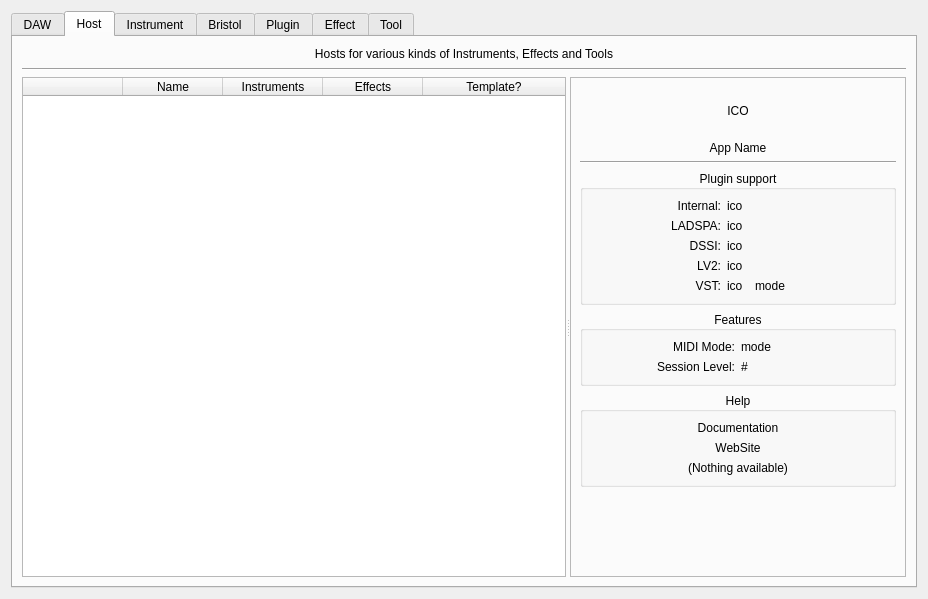
This is resources/ui/claudia_launcher.ui in pkrul/Cadence as Qt 5 draws it before an edit. The edited form follows.
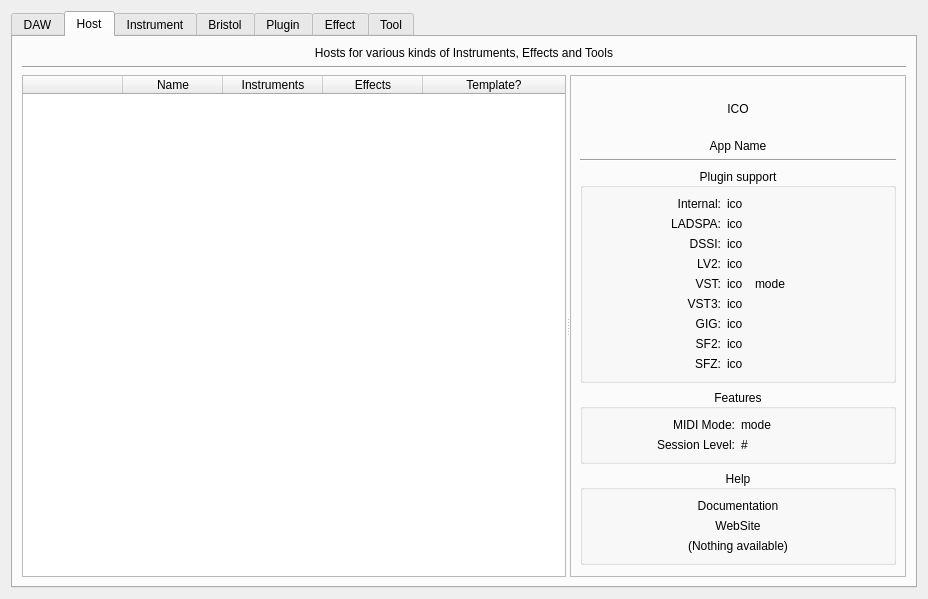
This is the edited form. The open tabs and pages were chosen to show the change.

Commit message: Added Qt labels in UI, fix claudia icon path

Diff of the .ui file:
```diff
--- a/resources/ui/claudia_launcher.ui
+++ b/resources/ui/claudia_launcher.ui
@@ -580,7 +580,7 @@
              </property>
              <layout class="QGridLayout" name="gridLayout_6">
               <item row="1" column="0">
-               <widget class="QLabel" name="label_11">
+               <widget class="QLabel" name="label_ladspa_host">
                 <property name="text">
                  <string>LADSPA:</string>
                 </property>
@@ -660,6 +660,74 @@
                 </property>
                </widget>
               </item>
+              <item row="5" column="0">
+               <widget class="QLabel" name="label_vst3_host">
+                <property name="text">
+                 <string>VST3:</string>
+                </property>
+                <property name="alignment">
+                 <set>Qt::AlignRight|Qt::AlignTrailing|Qt::AlignVCenter</set>
+                </property>
+               </widget>
+              </item>
+              <item row="5" column="1" colspan="2">
+               <widget class="QLabel" name="ico_vst3_host">
+                <property name="text">
+                 <string>ico</string>
+                </property>
+               </widget>
+              </item>
+              <item row="6" column="0">
+               <widget class="QLabel" name="label_gig_host">
+                <property name="text">
+                 <string>GIG:</string>
+                </property>
+                <property name="alignment">
+                 <set>Qt::AlignRight|Qt::AlignTrailing|Qt::AlignVCenter</set>
+                </property>
+               </widget>
+              </item>
+              <item row="6" column="1" colspan="2">
+               <widget class="QLabel" name="ico_gig_host">
+                <property name="text">
+                 <string>ico</string>
+                </property>
+               </widget>
+              </item>
+              <item row="7" column="0">
+               <widget class="QLabel" name="label_sf2_host">
+                <property name="text">
+                 <string>SF2:</string>
+                </property>
+                <property name="alignment">
+                 <set>Qt::AlignRight|Qt::AlignTrailing|Qt::AlignVCenter</set>
+                </property>
+               </widget>
+              </item>
+              <item row="7" column="1" colspan="2">
+               <widget class="QLabel" name="ico_sf2_host">
+                <property name="text">
+                 <string>ico</string>
+                </property>
+               </widget>
+              </item>
+              <item row="8" column="0">
+               <widget class="QLabel" name="label_sfz_host">
+                <property name="text">
+                 <string>SFZ:</string>
+                </property>
+                <property name="alignment">
+                 <set>Qt::AlignRight|Qt::AlignTrailing|Qt::AlignVCenter</set>
+                </property>
+               </widget>
+              </item>
+              <item row="8" column="1" colspan="2">
+               <widget class="QLabel" name="ico_sfz_host">
+                <property name="text">
+                 <string>ico</string>
+                </property>
+               </widget>
+              </item>
               <item row="0" column="0">
                <widget class="QLabel" name="label_17">
                 <property name="text">
```
Left out of the diff: 42 changed lines with no effect on the pictures. The commit also changes 3 other files.
